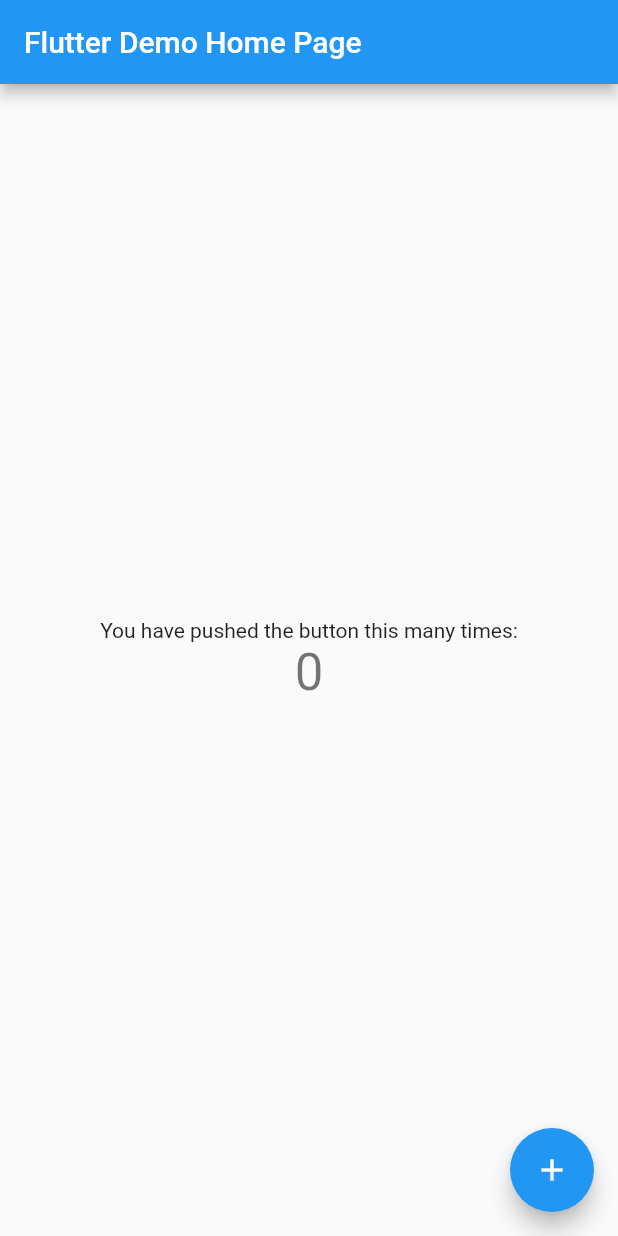
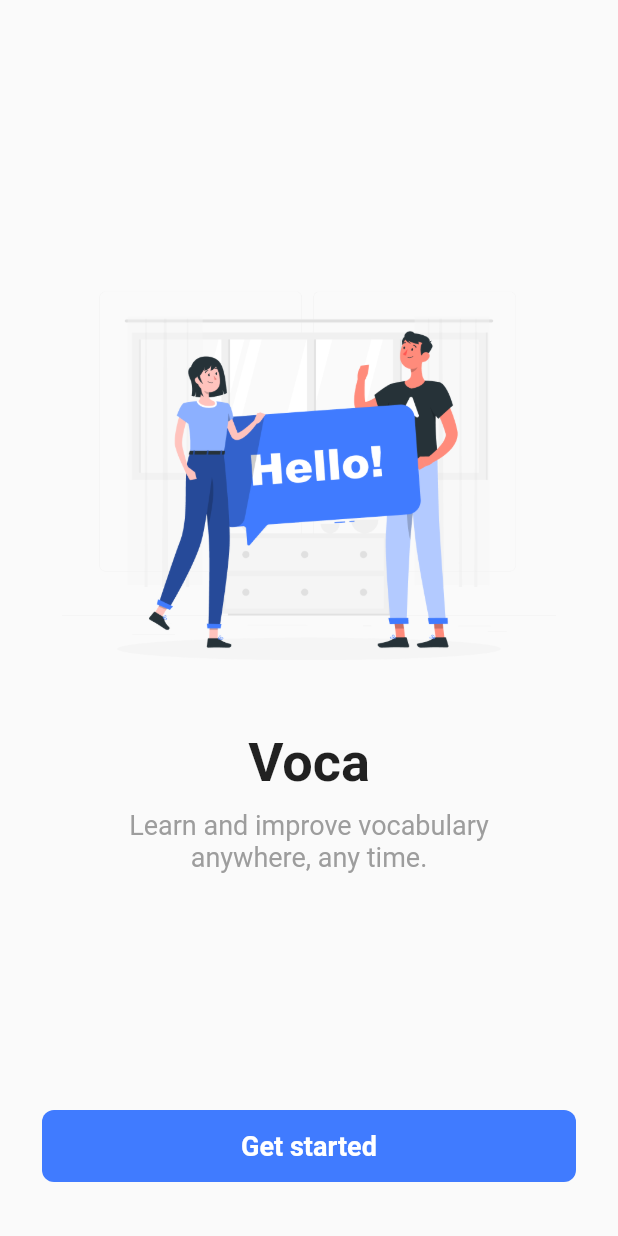
Before and after one commit to sirirakwitoon/voca, a Flutter app: the screen it shows after launch, on a phone screen of 412 x 824 dp. Run offline on Flutter 3.47's test engine with Material 2 defaults, Android fonts, the phone set to English and light mode, and no system bars; our stand-ins replace get.

Commit message:
create welcome page

```diff
--- a/lib/main.dart
+++ b/lib/main.dart
@@ -1,4 +1,5 @@
 import 'package:flutter/material.dart';
+import 'package:voca/screen/welcome.dart';
 
 void main() {
   runApp(MyApp());
@@ -10,6 +11,7 @@
   Widget build(BuildContext context) {
     return MaterialApp(
       title: 'Flutter Demo',
+      debugShowCheckedModeBanner: false,
       theme: ThemeData(
         // This is the theme of your application.
         //
@@ -22,92 +24,7 @@
         // is not restarted.
         primarySwatch: Colors.blue,
       ),
-      home: MyHomePage(title: 'Flutter Demo Home Page'),
+      home: WelcomePage()
     );
   }
 }
-
-class MyHomePage extends StatefulWidget {
-  MyHomePage({Key? key, required this.title}) : super(key: key);
-
-  // This widget is the home page of your application. It is stateful, meaning
-  // that it has a State object (defined below) that contains fields that affect
-  // how it looks.
-
-  // This class is the configuration for the state. It holds the values (in this
-  // case the title) provided by the parent (in this case the App widget) and
-  // used by the build method of the State. Fields in a Widget subclass are
-  // always marked "final".
-
-  final String title;
-
-  @override
-  _MyHomePageState createState() => _MyHomePageState();
-}
-
-class _MyHomePageState extends State<MyHomePage> {
-  int _counter = 0;
-
-  void _incrementCounter() {
-    setState(() {
-      // This call to setState tells the Flutter framework that something has
-      // changed in this State, which causes it to rerun the build method below
-      // so that the display can reflect the updated values. If we changed
-      // _counter without calling setState(), then the build method would not be
-      // called again, and so nothing would appear to happen.
-      _counter++;
-    });
-  }
-
-  @override
-  Widget build(BuildContext context) {
-    // This method is rerun every time setState is called, for instance as done
-    // by the _incrementCounter method above.
-    //
-    // The Flutter framework has been optimized to make rerunning build methods
-    // fast, so that you can just rebuild anything that needs updating rather
-    // than having to individually change instances of widgets.
-    return Scaffold(
-      appBar: AppBar(
-        // Here we take the value from the MyHomePage object that was created by
-        // the App.build method, and use it to set our appbar title.
-        title: Text(widget.title),
-      ),
-      body: Center(
-        // Center is a layout widget. It takes a single child and positions it
-        // in the middle of the parent.
-        child: Column(
-          // Column is also a layout widget. It takes a list of children and
-          // arranges them vertically. By default, it sizes itself to fit its
-          // children horizontally, and tries to be as tall as its parent.
-          //
-          // Invoke "debug painting" (press "p" in the console, choose the
-          // "Toggle Debug Paint" action from the Flutter Inspector in Android
-          // Studio, or the "Toggle Debug Paint" command in Visual Studio Code)
-          // to see the wireframe for each widget.
-          //
-          // Column has various properties to control how it sizes itself and
-          // how it positions its children. Here we use mainAxisAlignment to
-          // center the children vertically; the main axis here is the vertical
-          // axis because Columns are vertical (the cross axis would be
-          // horizontal).
-          mainAxisAlignment: MainAxisAlignment.center,
-          children: <Widget>[
-            Text(
-              'You have pushed the button this many times:',
-            ),
-            Text(
-              '$_counter',
-              style: Theme.of(context).textTheme.headline4,
-            ),
-          ],
-        ),
-      ),
-      floatingActionButton: FloatingActionButton(
-        onPressed: _incrementCounter,
-        tooltip: 'Increment',
-        child: Icon(Icons.add),
-      ), // This trailing comma makes auto-formatting nicer for build methods.
-    );
-  }
-}
--- /dev/null
+++ b/lib/screen/welcome.dart
@@ -0,0 +1,96 @@
+import 'package:flutter/cupertino.dart';
+import 'package:flutter/material.dart';
+import 'package:get/get.dart';
+
+class WelcomePage extends StatefulWidget {
+  WelcomePage({Key? key}) : super(key: key);
+
+  @override
+  _WelcomePageState createState() => _WelcomePageState();
+}
+
+class _WelcomePageState extends State<WelcomePage> {
+  double paddingBottom = 36;
+  double buttonHeight = 48;
+  @override
+  Widget build(BuildContext context) {
+    return Scaffold(
+        body: Padding(
+      padding: EdgeInsets.only(left: 28, right: 28, bottom: paddingBottom),
+      child: CustomScrollView(
+        physics: ClampingScrollPhysics(),
+        slivers: [
+          SliverList(
+            delegate: SliverChildListDelegate(
+              [
+                Container(
+                  height: Get.height - (paddingBottom + buttonHeight),
+                  child: Column(
+                    mainAxisAlignment: MainAxisAlignment.center,
+                    children: [
+                      getWelcomeImage(),
+                      getVoca(),
+                    ],
+                  ),
+                )
+              ],
+            ),
+          ),
+          SliverFillRemaining(
+            hasScrollBody: false,
+            child: Column(
+              mainAxisAlignment: MainAxisAlignment.end,
+              children: [
+                buildNextButton(),
+              ],
+            ),
+          )
+        ],
+      ),
+    ));
+  }
+
+  Container getWelcomeImage() {
+    return Container(
+      child: Image.asset("assets/welcome.png", width: Get.width * 0.8),
+    );
+  }
+
+  Widget getVoca() {
+    return Column(
+      children: [
+        Text(
+          "Voca",
+          style: TextStyle(fontSize: 36, fontWeight: FontWeight.bold),
+        ),
+        Container(
+          margin: EdgeInsets.only(top: 10),
+          child: Text(
+            "Learn and improve vocabulary \nanywhere, any time.",
+            textAlign: TextAlign.center,
+            style: TextStyle(fontSize: 18, color: Color(0xff9d9d9d)),
+          ),
+        )
+      ],
+    );
+  }
+
+  Widget buildNextButton() {
+    return Container(
+      alignment: Alignment.center,
+      height: buttonHeight,
+      decoration: BoxDecoration(
+        color: Color(0xff407bff),
+        borderRadius: BorderRadius.circular(8),
+      ),
+      child: Text(
+        "Get started",
+        style: TextStyle(
+          color: Colors.white,
+          fontWeight: FontWeight.bold,
+          fontSize: 18,
+        ),
+      ),
+    );
+  }
+}
```
Also changed, not shown: pubspec.yaml (+4 -4 lines), assets/welcome.png (added), pubspec.lock.
